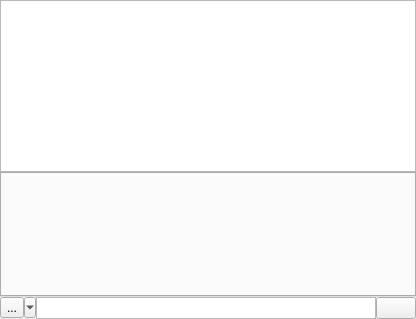
PoePal/PoePal, file PoePal/PChatWidget.ui: the form before one commit.
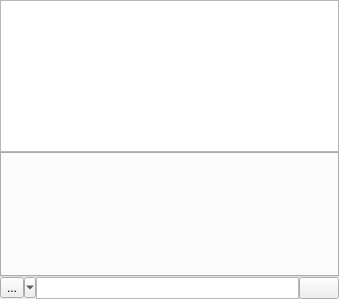
The form after the commit. Icons and pictures are not drawn.

```diff
--- a/PoePal/PChatWidget.ui
+++ b/PoePal/PChatWidget.ui
@@ -1,25 +1,18 @@
 <?xml version="1.0" encoding="UTF-8"?>
 <ui version="4.0">
  <class>PChatWidget</class>
- <widget class="QDockWidget" name="PChatWidget">
+ <widget class="QWidget" name="PChatWidget">
   <property name="geometry">
    <rect>
     <x>0</x>
     <y>0</y>
-    <width>416</width>
-    <height>319</height>
+    <width>339</width>
+    <height>299</height>
    </rect>
   </property>
-  <property name="floating">
-   <bool>true</bool>
-  </property>
-  <property name="features">
-   <set>QDockWidget::AllDockWidgetFeatures</set>
-  </property>
   <property name="windowTitle">
    <string>PChatWidget</string>
   </property>
-  <widget class="QWidget" name="_MainWidget">
    <layout class="QVBoxLayout" name="verticalLayout">
     <property name="spacing">
      <number>0</number>
@@ -118,8 +111,6 @@
     </item>
    </layout>
   </widget>
- </widget>
- <layoutdefault spacing="6" margin="11"/>
  <resources>
   <include location="PoePal.qrc"/>
  </resources>
```
Left out of the diff: 7 changed lines with no effect on the pictures. Lines whose indentation alone changed are shown as unchanged.
